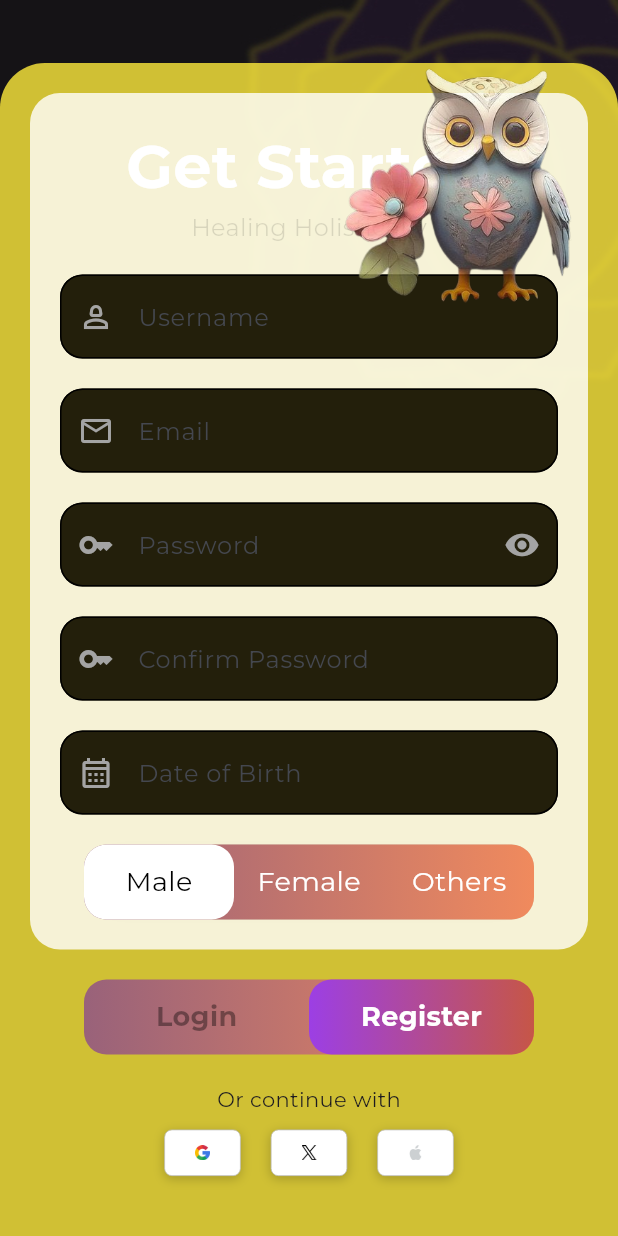
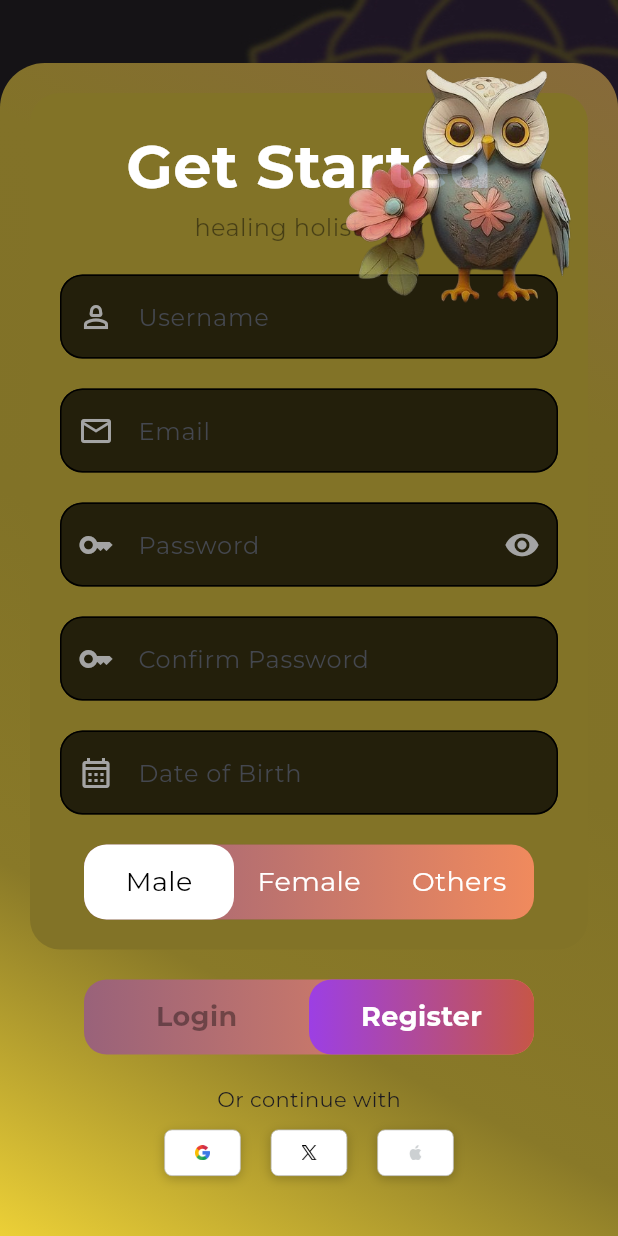
Before and after one commit to veerhegde/PsyGPT, a Flutter app: the AuthScreen screen opened by its route, after a tap on "Register", on a phone screen of 412 x 824 dp. Run offline on Flutter 3.47's test engine with Material 3 defaults, Android fonts, the phone set to English and light mode, and no system bars; our stand-ins replace flutter_secure_storage, flutter_svg, google_fonts, lottie, material_symbols_icons; missing offline and left inert: dotlottie_loader; accounts and stored records are empty; project files that could hold a hidden picture were left out.

Commit message:
[veer|ag] grammer issue

```diff
--- a/psy_fe/mindq_ui/lib/constants/styles/color_const.dart
+++ b/psy_fe/mindq_ui/lib/constants/styles/color_const.dart
@@ -6,7 +6,7 @@ class ThemeColor {
   static Color appPrimaryColor = Color(0xfff4d738);
   static Color appPrimaryShadow = Color(0xffc10bff);
   static Color appBoxShadow = Color(0xffffffff);
-  static Color filledColorBlack = Colors.black;
+  static Color filledColorBlack = Colors.red;
   static Color fieldbg = Color(0xff231F0B);
   static Color FormIconShade = Color(0xffA4A4A4);
 }
@@ -23,4 +23,15 @@ class ThemeGradient {
     begin: Alignment.topRight,
     end: Alignment.bottomLeft,
   );
+  static Gradient LoginGradient = LinearGradient(
+    colors: [
+      Color(0xFF876A3B),
+      Color(0xFF827228),
+      Color(0xFF817227),
+      Color(0xFF897928),
+      Color(0xFFECD037),
+    ],
+    begin: Alignment.topRight,
+    end: Alignment.bottomLeft,
+  );
 }
--- a/psy_fe/mindq_ui/lib/screens/userauth.dart
+++ b/psy_fe/mindq_ui/lib/screens/userauth.dart
@@ -47,7 +47,7 @@ class _LoginRegistrationScreenState extends State<AuthScreen> {
               width: double.infinity,
               padding: EdgeInsets.all(20),
               decoration: BoxDecoration(
-                color: Colors.yellow.withOpacity(0.8),
+                gradient: ThemeGradient.LoginGradient,
                 borderRadius: BorderRadius.only(
                   topLeft: Radius.circular(30),
                   topRight: Radius.circular(30),
@@ -70,7 +70,7 @@ class _LoginRegistrationScreenState extends State<AuthScreen> {
                     width: double.infinity,
                     padding: EdgeInsets.all(20),
                     decoration: BoxDecoration(
-                      color: Colors.white.withOpacity(0.8),
+                      color: Color(0xff827327),
                       borderRadius: BorderRadius.circular(20),
                     ),
                     child: isLogin ? buildLoginForm() : buildRegistrationForm(),
@@ -179,10 +179,10 @@ class _LoginRegistrationScreenState extends State<AuthScreen> {
                 ),
 
                 Text(
-                  'Healing Holistically',
+                  'healing holistically',
                   style: TextStyle(
                     fontSize: 16,
-                    color: Colors.black12,
+                    color: Colors.black45,
                   ),
                 ),
               ],
```
